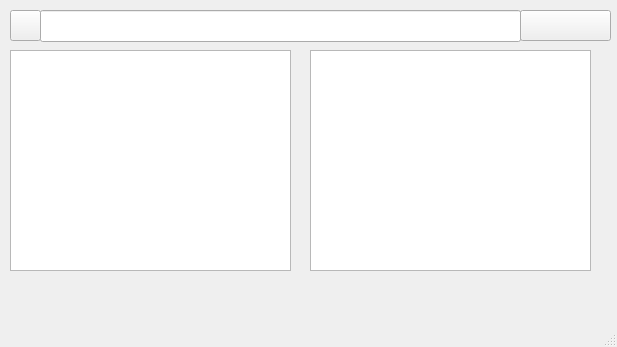
Old version of the form Dictionary/mainwindow.ui in the repository charles-carlson/SD-Dictionary.
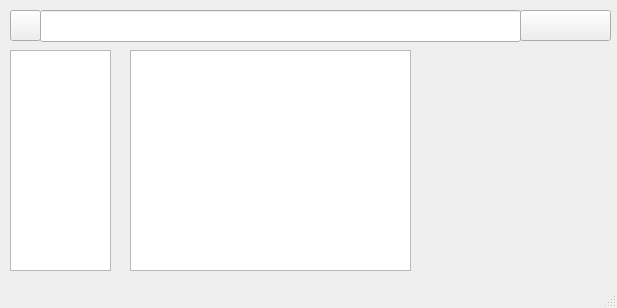
New version of the form.

What changed in the file:
```diff
--- a/Dictionary/mainwindow.ui
+++ b/Dictionary/mainwindow.ui
@@ -7,7 +7,7 @@
     <x>0</x>
     <y>0</y>
     <width>617</width>
-    <height>347</height>
+    <height>308</height>
    </rect>
   </property>
   <property name="windowTitle">
@@ -45,7 +45,7 @@
      <rect>
       <x>10</x>
       <y>50</y>
-      <width>281</width>
+      <width>101</width>
       <height>221</height>
      </rect>
     </property>
@@ -53,7 +53,7 @@
    <widget class="QTextEdit" name="textEdit_2">
     <property name="geometry">
      <rect>
-      <x>310</x>
+      <x>130</x>
       <y>50</y>
       <width>281</width>
       <height>221</height>
```
